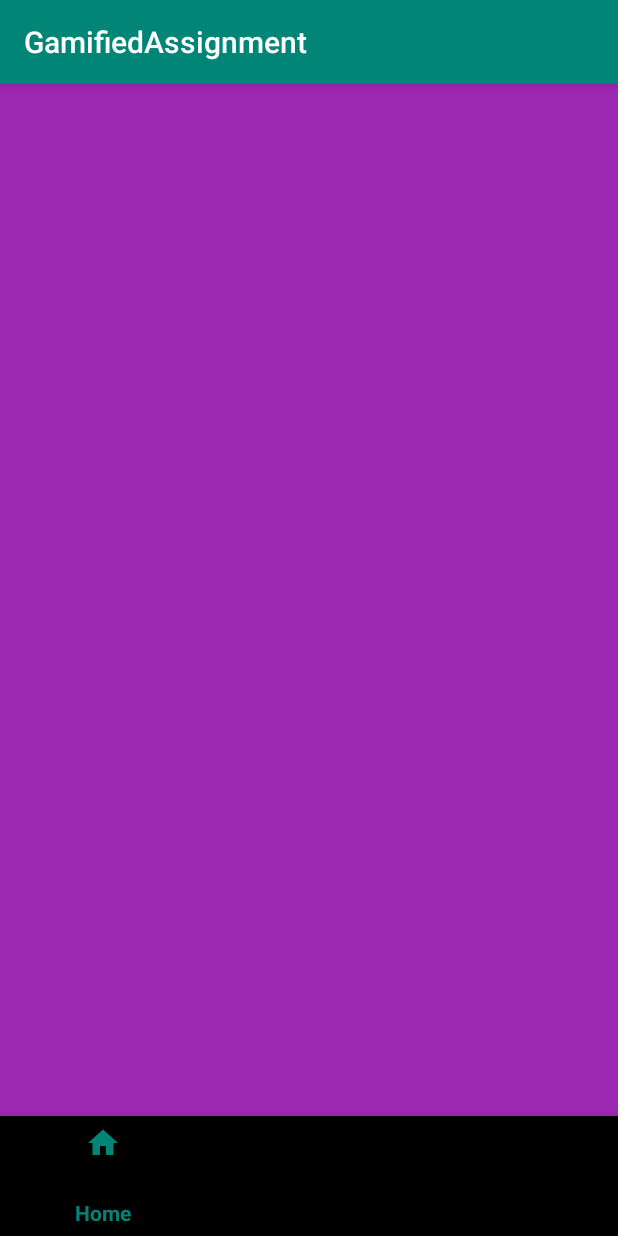
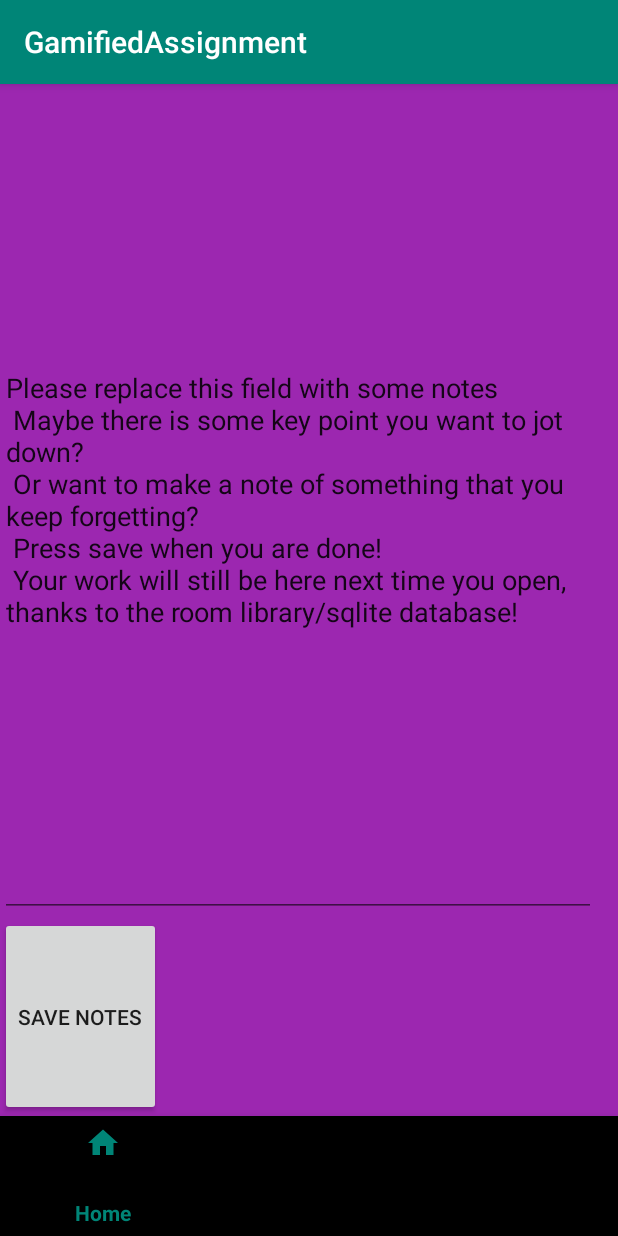
Before and after one commit to lewes5164312/Gamified-Assignment, an Android app: the screen it shows after launch (MainActivity), on a phone screen of 412 x 824 dp. Run offline under Robolectric (Android 15) with nearby library versions, the light colour scheme and no system bars; our stand-ins replace Room's generated code, Volley; network calls fail; 1 statement that could not run was skipped.

Commit message:
ROOMMM!!!!!
Yes!!!!

```diff
--- a/app/build.gradle
+++ b/app/build.gradle
@@ -10,6 +10,13 @@ android {
         versionCode 1
         versionName "1.0"
         testInstrumentationRunner "androidx.test.runner.AndroidJUnitRunner"
+        android.defaultConfig.vectorDrawables.useSupportLibrary = true
+
+        javaCompileOptions {
+            annotationProcessorOptions {
+                arguments = ["room.schemaLocation": "$projectDir/schemas".toString()]
+            }
+        }
     }
     buildTypes {
         release {
@@ -33,4 +40,6 @@ dependencies {
     testImplementation 'junit:junit:4.12'
     androidTestImplementation 'androidx.test:runner:1.2.0'
     androidTestImplementation 'androidx.test.espresso:espresso-core:3.2.0'
+    implementation "androidx.room:room-runtime:2.2.1"
+    annotationProcessor "androidx.room:room-compiler:2.2.1"
 }
--- /dev/null
+++ b/app/src/main/java/com/example/gamifiedassignment/AppDatabase.java
@@ -0,0 +1,45 @@
+package com.example.gamifiedassignment;
+
+import android.content.Context;
+
+import androidx.room.Database;
+import androidx.room.Room;
+import androidx.room.RoomDatabase;
+
+import com.example.gamifiedassignment.Note;
+
+
+/**
+ *  Refer to: https://developer.android.com/training/data-storage/room/index.html
+ *  The only difference here is that we've implemented a getInstance method.
+ *  This means that we're not building a new database each time we want to access the database.
+ *  We build the instance the first time, and then every following call will reuse the instance.
+ *
+ *  Example Usage:
+ *
+ *  AppDatabase db = AppDatabase.getInstance(context)
+ *  Book book = db.bookDao().findBookByIsbn()
+ *  List<Book> books = db.bookDao().getAllBooks()
+ *  ... etc (whatever methods you defined in your Dao).
+ *
+ */
+@Database(entities = {Note.class}, version = 1)  // Replace "Book.class" with whatever your Book entity class is.
+public abstract class AppDatabase extends RoomDatabase {
+    public abstract NoteDao noteDao();          // Replace BookDao with whatever you name your DAO
+
+    private static AppDatabase instance;
+    public static AppDatabase getInstance(Context context) {
+
+        if(instance == null) {
+            instance = Room.databaseBuilder(context, AppDatabase.class, "noteDb")
+                    .allowMainThreadQueries()   // <== IMPORTANT TO NOTE:
+                    //     This is NOT correct to do in a completed app.
+                    //     Next week we will fix it, but for now this
+                    //     line is necessary for the app to work.
+                    //     This line will basically allow the database
+                    //     queries to freeze the app.
+                    .build();
+        }
+        return instance;
+    }
+}
--- a/app/src/main/java/com/example/gamifiedassignment/HomeFragment.java
+++ b/app/src/main/java/com/example/gamifiedassignment/HomeFragment.java
@@ -4,12 +4,49 @@ import android.os.Bundle;
 import android.view.LayoutInflater;
 import android.view.View;
 import android.view.ViewGroup;
+import android.widget.Button;
+import android.widget.EditText;
 
 import androidx.fragment.app.Fragment;
 
+
+import java.lang.reflect.Type;
+import java.util.ArrayList;
+import java.util.List;
+
 public class HomeFragment extends Fragment {
+
+    public Button saveButton;
+    public EditText notesText;
+
     public View onCreateView(LayoutInflater inflater, ViewGroup container,
                              Bundle savedInstanceState) {
-        return inflater.inflate(R.layout.fragment_home, container, false);
+
+        View view =  inflater.inflate(R.layout.fragment_home, container, false);
+
+        final AppDatabase appDatabase = AppDatabase.getInstance(getContext());
+
+        saveButton = view.findViewById(R.id.saveButton);
+        notesText = view.findViewById(R.id.notesText);
+
+        List<Note> dball = appDatabase.noteDao().getAll();
+
+        if (dball.isEmpty())
+        appDatabase.noteDao().insertDefault();
+
+        notesText.setText(appDatabase.noteDao().getDBText());
+
+
+        saveButton.setOnClickListener(new View.OnClickListener() {
+            @Override
+            public void onClick(View v) {
+
+                String notetext = "" + notesText.getText();
+                appDatabase.noteDao().updateDB(notetext);
+            }
+        });
+
+        return view;
     }
-}
+
+    }
--- /dev/null
+++ b/app/src/main/java/com/example/gamifiedassignment/Note.java
@@ -0,0 +1,39 @@
+package com.example.gamifiedassignment;
+
+import androidx.room.PrimaryKey;
+import androidx.room.ColumnInfo;
+import androidx.room.Entity;
+import androidx.room.Ignore;
+import androidx.room.PrimaryKey;
+import com.google.gson.annotations.SerializedName;
+
+@Entity
+public class Note {
+
+    @PrimaryKey
+    private Integer id;
+    private String text;
+
+    public Integer getId() {
+        return id;
+    }
+
+    public void setId(Integer id) {
+        this.id = id;
+    }
+
+    public String getText() {
+        return text;
+    }
+
+    public void setText(String text) {
+        this.text = text;
+    }
+
+    public Note(Integer id, String text) {
+        this.id = id;
+        this.text = text;
+    }
+
+
+}
--- /dev/null
+++ b/app/src/main/java/com/example/gamifiedassignment/NoteDao.java
@@ -0,0 +1,37 @@
+package com.example.gamifiedassignment;
+
+import androidx.room.Dao;
+import androidx.room.Delete;
+import androidx.room.Insert;
+import androidx.room.OnConflictStrategy;
+import androidx.room.Query;
+
+import com.example.gamifiedassignment.Note;
+
+import java.util.List;
+
+@Dao
+public interface NoteDao {
+    // Data Access Object for books.
+    // Here I define all my methods that you are allowed to use to access the books table in the
+    // database.
+    //
+    // The methods are annotated with @Query("SQL code"), essentially saying whenever this method
+    // is called, run this SQL query and return the results.
+
+    @Query("SELECT * FROM note")
+    List<Note> getAll();
+
+    @Query("INSERT into note VALUES (1, 'Please replace this field with some notes \n " +
+            "Maybe there is some key point you want to jot down? \n " +
+            "Or want to make a note of something that you keep forgetting? \n " +
+            "Press save when you are done! \n " +
+            "Your work will still be here next time you open, thanks to the room library/sqlite database!')")
+    void insertDefault();
+
+    @Query("SELECT text FROM note WHERE id = 1")
+    String getDBText();
+
+    @Query("UPDATE note SET text = :updateText WHERE id = 1")
+    void updateDB(String updateText);
+}
--- a/app/src/main/res/layout/fragment_home.xml
+++ b/app/src/main/res/layout/fragment_home.xml
@@ -2,6 +2,28 @@
 <LinearLayout xmlns:android="http://schemas.android.com/apk/res/android"
     android:layout_width="match_parent"
     android:layout_height="match_parent"
-    android:background="#9C27B0">
+    android:background="#9C27B0"
+    android:orientation="vertical"
+    >
 
+    <EditText
+        android:id="@+id/notesText"
+        android:layout_width="397dp"
+        android:layout_height="471dp"
+        android:layout_weight="1"
+        android:ems="10"
+        android:inputType="textMultiLine"
+        android:text="Please replace this field with some notes \n
+Maybe there's some key point you want to jot down? \n
+Or want to make a note of something that you keep forgetting? \n
+Press save when you're done! \n
+" />
+
+    <Button
+        android:id="@+id/saveButton"
+        android:onClick="saveClick"
+        android:layout_width="wrap_content"
+        android:layout_height="wrap_content"
+        android:layout_weight="1"
+        android:text="Save Notes" />
 </LinearLayout>
```
Also changed, not shown: 1 other file.
